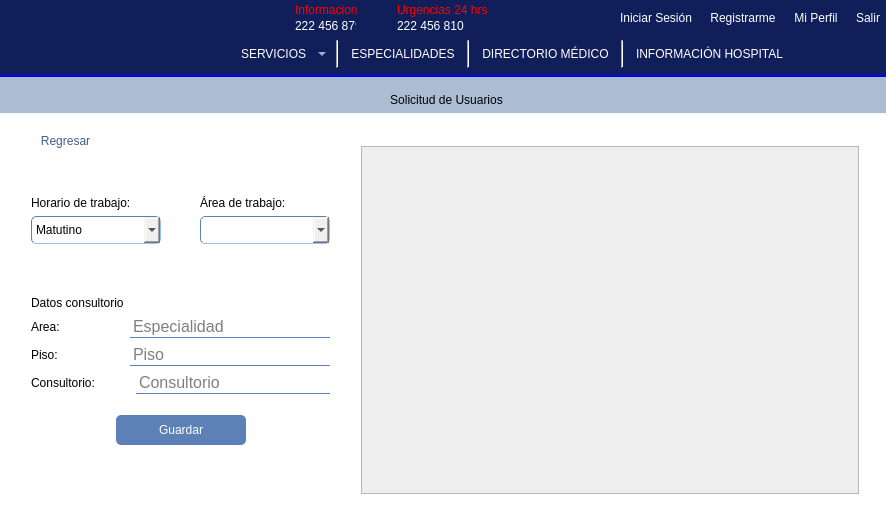
Before: the Qt Designer form mainwindow.ui in Laloses/Hospital, drawn with Qt 5.
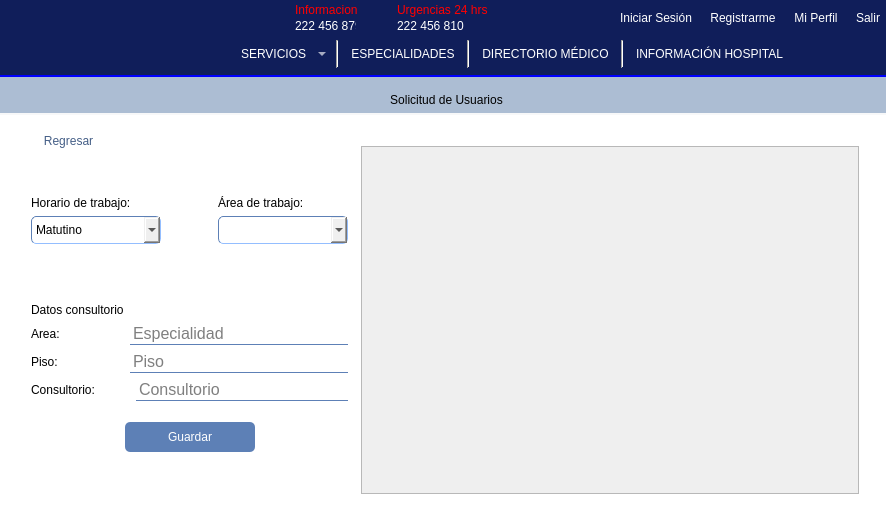
After: the same form once the commit is applied. Icons and pictures are not drawn.

Commit message: terminacion de aceptar usuarios nuevos

The edit to the form file:
```diff
--- a/mainwindow.ui
+++ b/mainwindow.ui
@@ -2695,7 +2695,7 @@
            <rect>
             <x>0</x>
             <y>0</y>
-            <width>111</width>
+            <width>117</width>
             <height>32</height>
            </rect>
           </property>
@@ -2727,13 +2727,13 @@
            </size>
           </property>
          </widget>
-         <widget class="QWidget" name="">
+         <widget class="QWidget" name="layoutWidget">
           <property name="geometry">
            <rect>
             <x>10</x>
             <y>60</y>
-            <width>321</width>
-            <height>311</height>
+            <width>339</width>
+            <height>318</height>
            </rect>
           </property>
           <layout class="QVBoxLayout" name="verticalLayout_9">
```
Left out of the diff: 12 changed lines with no effect on the pictures. The commit also changes 1 other file.
